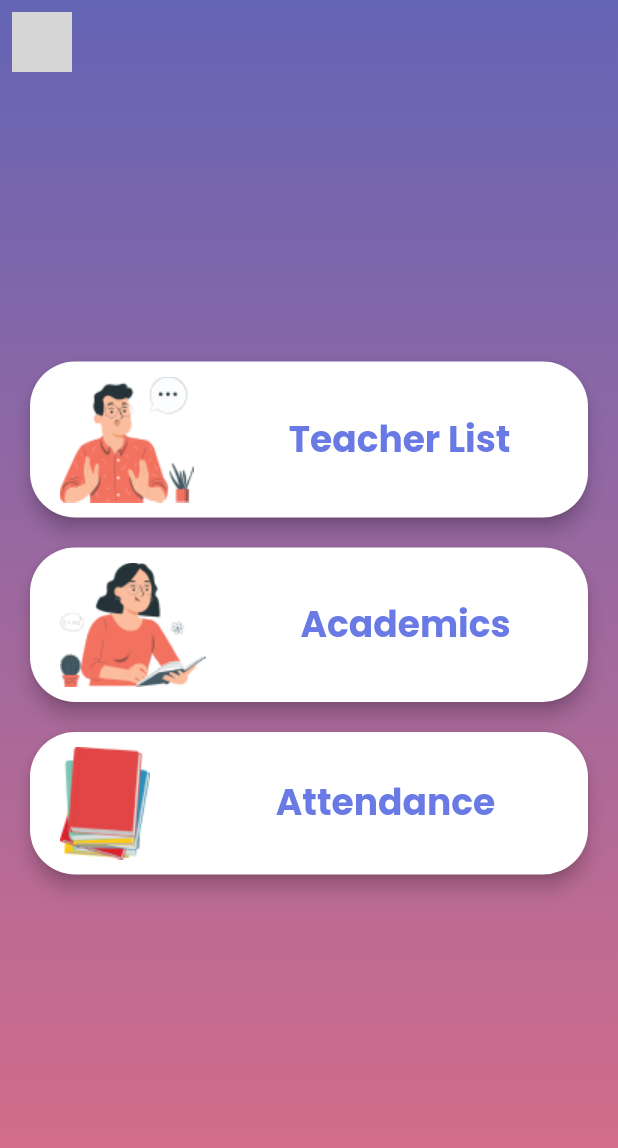
After one commit to IVARA-Application/IV-APP-DEV-TEAM-2, a Flutter app: the ParentsHomeScreen screen opened directly, on a phone screen of 412 x 824 dp. The commit adds this screen. Shown: the top 1148 px of the screen. Run offline on Flutter 3.47's test engine with Material 2 defaults, Android fonts, the phone set to English and light mode, and no system bars; our stand-ins replace carousel_pro, chewie, cloud_firestore, dropdown_formfield, firebase_auth, firebase_core and 8 more; missing offline and left inert: condition, flutter_glow; accounts and stored records are empty; grey boxes are pictures that could not be loaded.

Commit message:
added parents Home Page

```diff
--- a/lib/constant/constants.dart
+++ b/lib/constant/constants.dart
@@ -1,4 +1,5 @@
 import 'package:flutter/material.dart';
+import 'package:new_ivara_app/constant/colours.dart';
 
 const BoxDecoration kBGdecoration = BoxDecoration(
   gradient: LinearGradient(
@@ -14,6 +15,15 @@ const BoxDecoration kBGdecoration = BoxDecoration(
   ),
 );
 
+const BoxDecoration kPBGdecoration = BoxDecoration(
+  gradient: LinearGradient(
+    begin: Alignment.topCenter,
+    end: Alignment.bottomCenter,
+    // stops: [0.0, 0.25, 0.75, 1.0],
+    colors: [kPurple, kLightRed],
+  ),
+);
+
 TextTheme ftt(BuildContext c) {
   return Theme.of(c).textTheme;
 }
--- /dev/null
+++ b/lib/parent_screens/parents_home_screen.dart
@@ -0,0 +1,93 @@
+import 'package:flutter/material.dart';
+import 'package:new_ivara_app/constant/colours.dart';
+import 'package:new_ivara_app/constant/constants.dart';
+import 'package:new_ivara_app/shared/custom_icon_button.dart';
+
+class ParentsHomeScreen extends StatelessWidget {
+  const ParentsHomeScreen({Key key}) : super(key: key);
+
+  @override
+  Widget build(BuildContext context) {
+    Size _size = MediaQuery.of(context).size;
+    return Scaffold(
+      extendBodyBehindAppBar: true,
+      appBar: AppBar(
+        leading: CustomIconButton(
+          onPressed: () {
+            Navigator.pop(context);
+          },
+        ),
+        elevation: 0.0,
+        backgroundColor: Colors.transparent,
+      ),
+      body: Container(
+        decoration: kPBGdecoration,
+        child: Column(
+          mainAxisAlignment: MainAxisAlignment.center,
+          children: [
+            CustomCard(
+              imgPath: 'assets/images/teacherlist.png',
+              title: 'Teacher List',
+              onTap: () {},
+            ),
+            CustomCard(
+              imgPath: 'assets/images/acadmis.png',
+              title: 'Academics',
+              onTap: () {},
+            ),
+            CustomCard(
+              imgPath: 'assets/images/attendance(1).png',
+              title: 'Attendance',
+              onTap: () {},
+            ),
+          ],
+        ),
+      ),
+    );
+  }
+}
+
+class CustomCard extends StatelessWidget {
+  final String imgPath;
+  final String title;
+  final VoidCallback onTap;
+  const CustomCard({
+    Key key,
+    @required this.imgPath,
+    @required this.title,
+    @required this.onTap,
+  }) : super(key: key);
+
+  @override
+  Widget build(BuildContext context) {
+    return InkWell(
+      onTap: onTap,
+      child: Card(
+        shape: RoundedRectangleBorder(
+          borderRadius: BorderRadius.all(Radius.circular(30.0)),
+        ),
+        elevation: 5.0,
+        margin: EdgeInsets.symmetric(horizontal: 20, vertical: 10),
+        child: Padding(
+          // padding: const EdgeInsets.fromLTRB(20, 15, 10, 0),
+          padding: EdgeInsets.symmetric(horizontal: 20, vertical: 10),
+          child: Row(
+            mainAxisAlignment: MainAxisAlignment.spaceBetween,
+            children: [
+              Image.asset(imgPath),
+              Spacer(flex: 2),
+              Text(
+                title,
+                style: ftt(context).headline5.copyWith(
+                      color: kLightBlue,
+                      fontWeight: FontWeight.bold,
+                    ),
+              ),
+              Spacer(),
+            ],
+          ),
+        ),
+      ),
+    );
+  }
+}
--- a/lib/student_screens/auth/signup.dart
+++ b/lib/student_screens/auth/signup.dart
@@ -50,13 +50,14 @@ class _SignUpPageState extends State<SignUpPage> {
               children: [
                 Expanded(
                   flex: 2,
-                  child: Text(
-                    "Welcome to IVARA",
-                    textAlign: TextAlign.center,
-                    style: Theme.of(context)
-                        .textTheme
-                        .headline3
-                        .copyWith(color: Colors.white),
+                  child: Center(
+                    child: Text(
+                      "Welcome to IVARA",
+                      style: Theme.of(context)
+                          .textTheme
+                          .headline4
+                          .copyWith(color: Colors.white),
+                    ),
                   ),
                 ),
                 GlassmorphicContainer(
--- a/lib/student_screens/student_homepage/academic/upcoming_test.dart
+++ b/lib/student_screens/student_homepage/academic/upcoming_test.dart
@@ -1,5 +1,7 @@
 import 'package:flutter/material.dart';
+import 'package:new_ivara_app/constant/constants.dart';
 import 'package:new_ivara_app/student_screens/drawer.dart';
+
 class StudentUpcomingTest extends StatefulWidget {
   @override
   _StudentUpcomingTestState createState() => _StudentUpcomingTestState();
@@ -18,19 +20,7 @@ class _StudentUpcomingTestState extends State<StudentUpcomingTest> {
         child: Stack(
           children: [
             Container(
-              decoration: BoxDecoration(
-                gradient: LinearGradient(
-                  begin: Alignment.topCenter,
-                  end: Alignment.bottomCenter,
-                  stops: [0.1, 0.5, 0.7, 0.9],
-                  colors: [
-                    Color(0xFF8569C5),
-                    Color(0xFFC579B5),
-                    Color(0xFFF48380),
-                    Color(0xFFF3d37B),
-                  ],
-                ),
-              ),
+              decoration: kBGdecoration,
               height: double.infinity,
               width: double.infinity,
               child: Column(
@@ -45,8 +35,7 @@ class _StudentUpcomingTestState extends State<StudentUpcomingTest> {
                         fontWeight: FontWeight.w300,
                         fontSize: height * 0.03),
                   ),
-                  SizedBox(height:height*0.03),
-
+                  SizedBox(height: height * 0.03),
                 ],
               ),
             ),
--- a/lib/student_screens/student_homepage/chat/chat_page.dart
+++ b/lib/student_screens/student_homepage/chat/chat_page.dart
@@ -1,4 +1,6 @@
 import 'package:flutter/material.dart';
+import 'package:get/get.dart';
+import 'package:new_ivara_app/parent_screens/parents_home_screen.dart';
 
 List subjects = [
   {'subjectName': 'Subject 1', 'icon': 'assets/subject.png'},
@@ -10,6 +12,7 @@ import 'package:flutter/material.dart';
   {'subjectName': 'Subject 7', 'icon': 'assets/subject.png'},
   {'subjectName': 'Subject 8', 'icon': 'assets/subject.png'},
 ];
+
 class StudentChatPage extends StatelessWidget {
   @override
   Widget build(BuildContext context) {
@@ -21,7 +24,7 @@ class StudentChatPage extends StatelessWidget {
           height: height * 0.15,
         ),
         SizedBox(
-          height: height*0.7,
+          height: height * 0.7,
           child: Container(
             child: ListView.builder(
                 itemCount: subjects.length,
@@ -29,10 +32,15 @@ class StudentChatPage extends StatelessWidget {
                   return Padding(
                     padding: EdgeInsets.symmetric(
                         vertical: height * 0.008, horizontal: width * 0.1),
+                    child: GestureDetector(
+                      onTap: () {
+                        Get.to(ParentsHomeScreen());
+                      },
                       child: Card(
                         child: Padding(
                           padding: EdgeInsets.symmetric(
-                            horizontal: width * 0.05, vertical: height * 0.009),
+                              horizontal: width * 0.05,
+                              vertical: height * 0.009),
                           child: Row(
                             children: [
                               Text(subjects[i]['subjectName'],
@@ -40,6 +48,7 @@ class StudentChatPage extends StatelessWidget {
                               Spacer(),
                               Image.asset(subjects[i]['icon'])
                             ],
+                          ),
                         ),
                       ),
                     ),
--- a/lib/student_screens/student_homepage/home.dart
+++ b/lib/student_screens/student_homepage/home.dart
@@ -1,5 +1,6 @@
 import 'package:flutter/material.dart';
-import 'package:new_ivara_app/lib.dart';
+import 'package:new_ivara_app/student_screens/student_homepage/academic/upcoming_test.dart';
+import 'package:new_ivara_app/student_screens/student_homepage/ar/ar_calssroom.dart';
 
 class StudentHome extends StatelessWidget {
   Widget makeTab({color, text1, text2, image, height, width, onTap}) {
```
Lines whose indentation alone changed are shown as unchanged.
